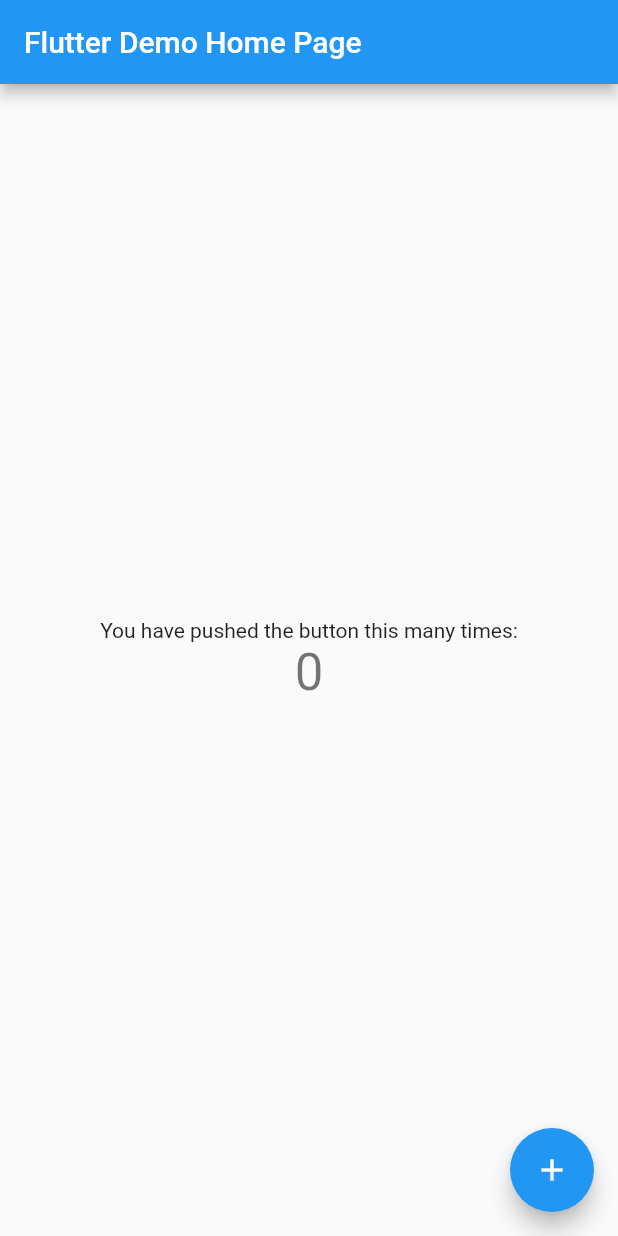
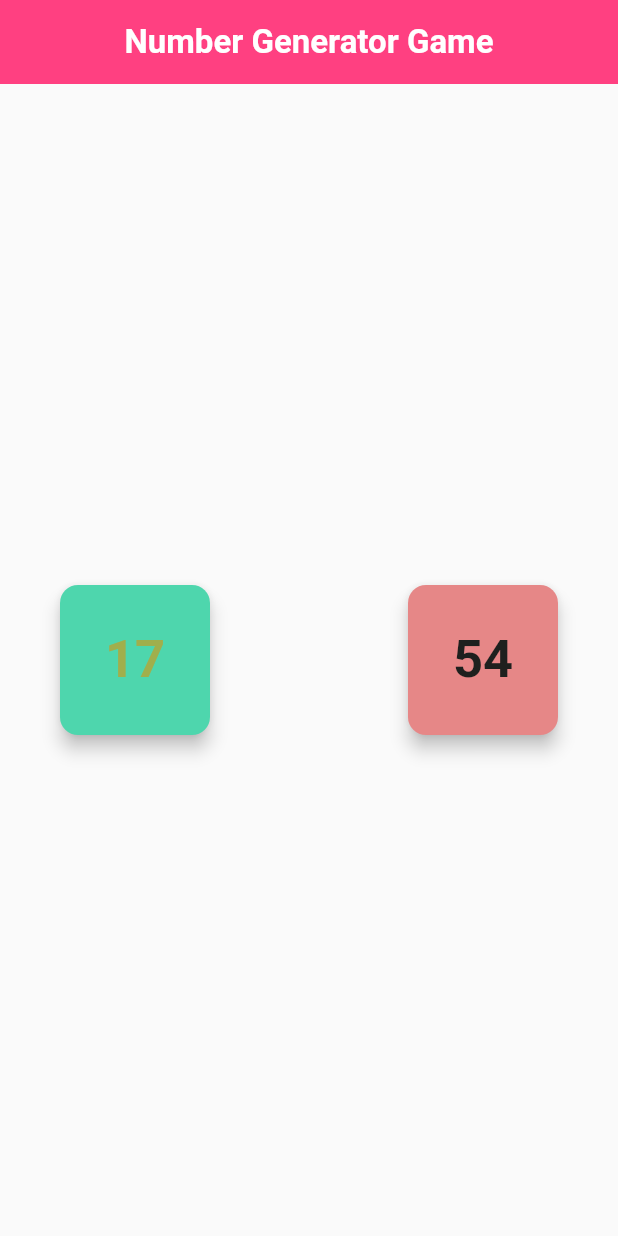
Before and after one commit to singhaarati/lab4, a Flutter app: the screen it shows after launch, on a phone screen of 412 x 824 dp. Run offline on Flutter 3.47's test engine with Material 2 defaults, Android fonts, the phone set to English and light mode, and no system bars.

Commit message:
lab 4 completed

```diff
--- a/lib/view/app.dart
+++ b/lib/app.dart
@@ -1,5 +1,5 @@
 import 'package:flutter/material.dart';
-import 'package:number_generator_app/view/number_generator_view.dart';
+import 'view/number_generator.dart';
 
 
 class App extends StatelessWidget {
--- a/lib/main.dart
+++ b/lib/main.dart
@@ -1,115 +1,12 @@
+
 import 'package:flutter/material.dart';
 
-void main() {
-  runApp(const MyApp());
+import 'app.dart';
+
+
+void main(){
+  runApp(
+    const App(),
+
+  );
 }
-
-class MyApp extends StatelessWidget {
-  const MyApp({super.key});
-
-  // This widget is the root of your application.
-  @override
-  Widget build(BuildContext context) {
-    return MaterialApp(
-      title: 'Flutter Demo',
-      theme: ThemeData(
-        // This is the theme of your application.
-        //
-        // Try running your application with "flutter run". You'll see the
-        // application has a blue toolbar. Then, without quitting the app, try
-        // changing the primarySwatch below to Colors.green and then invoke
-        // "hot reload" (press "r" in the console where you ran "flutter run",
-        // or simply save your changes to "hot reload" in a Flutter IDE).
-        // Notice that the counter didn't reset back to zero; the application
-        // is not restarted.
-        primarySwatch: Colors.blue,
-      ),
-      home: const MyHomePage(title: 'Flutter Demo Home Page'),
-    );
-  }
-}
-
-class MyHomePage extends StatefulWidget {
-  const MyHomePage({super.key, required this.title});
-
-  // This widget is the home page of your application. It is stateful, meaning
-  // that it has a State object (defined below) that contains fields that affect
-  // how it looks.
-
-  // This class is the configuration for the state. It holds the values (in this
-  // case the title) provided by the parent (in this case the App widget) and
-  // used by the build method of the State. Fields in a Widget subclass are
-  // always marked "final".
-
-  final String title;
-
-  @override
-  State<MyHomePage> createState() => _MyHomePageState();
-}
-
-class _MyHomePageState extends State<MyHomePage> {
-  int _counter = 0;
-
-  void _incrementCounter() {
-    setState(() {
-      // This call to setState tells the Flutter framework that something has
-      // changed in this State, which causes it to rerun the build method below
-      // so that the display can reflect the updated values. If we changed
-      // _counter without calling setState(), then the build method would not be
-      // called again, and so nothing would appear to happen.
-      _counter++;
-    });
-  }
-
-  @override
-  Widget build(BuildContext context) {
-    // This method is rerun every time setState is called, for instance as done
-    // by the _incrementCounter method above.
-    //
-    // The Flutter framework has been optimized to make rerunning build methods
-    // fast, so that you can just rebuild anything that needs updating rather
-    // than having to individually change instances of widgets.
-    return Scaffold(
-      appBar: AppBar(
-        // Here we take the value from the MyHomePage object that was created by
-        // the App.build method, and use it to set our appbar title.
-        title: Text(widget.title),
-      ),
-      body: Center(
-        // Center is a layout widget. It takes a single child and positions it
-        // in the middle of the parent.
-        child: Column(
-          // Column is also a layout widget. It takes a list of children and
-          // arranges them vertically. By default, it sizes itself to fit its
-          // children horizontally, and tries to be as tall as its parent.
-          //
-          // Invoke "debug painting" (press "p" in the console, choose the
-          // "Toggle Debug Paint" action from the Flutter Inspector in Android
-          // Studio, or the "Toggle Debug Paint" command in Visual Studio Code)
-          // to see the wireframe for each widget.
-          //
-          // Column has various properties to control how it sizes itself and
-          // how it positions its children. Here we use mainAxisAlignment to
-          // center the children vertically; the main axis here is the vertical
-          // axis because Columns are vertical (the cross axis would be
-          // horizontal).
-          mainAxisAlignment: MainAxisAlignment.center,
-          children: <Widget>[
-            const Text(
-              'You have pushed the button this many times:',
-            ),
-            Text(
-              '$_counter',
-              style: Theme.of(context).textTheme.headlineMedium,
-            ),
-          ],
-        ),
-      ),
-      floatingActionButton: FloatingActionButton(
-        onPressed: _incrementCounter,
-        tooltip: 'Increment',
-        child: const Icon(Icons.add),
-      ), // This trailing comma makes auto-formatting nicer for build methods.
-    );
-  }
-}
--- a/lib/view/main.dart
+++ /dev/null
@@ -1,12 +0,0 @@
-
-import 'package:flutter/material.dart';
-
-import 'app.dart';
-
-
-void main(){
-  runApp(
-    const App(),
-
-  );
-}
--- /dev/null
+++ b/lib/view/number_generator.dart
@@ -0,0 +1,228 @@
+import 'package:flutter/material.dart';
+
+import '../model/generate.dart';
+
+class NumberGeneratorView extends StatefulWidget {
+  const NumberGeneratorView({super.key});
+
+  @override
+  State<NumberGeneratorView> createState() => _NumberGeneratorViewState();
+}
+
+class _NumberGeneratorViewState extends State<NumberGeneratorView> {
+  bool showResultWidget = false;
+
+  NumberGenerator numberGenerator = NumberGenerator();
+
+  int questionNumCounter = 0;
+
+  final int questionLimit = 10;
+
+  late int firstNumber;
+  late int secondNumber;
+  late List<int> numList;
+
+// run this when the widget is invoked
+  @override
+  void initState() {
+    super.initState();
+    // numberGenerator = NumberGenerator();
+    getNumbers();
+  }
+
+  void getNumbers() {
+    // get a list of two different numbers
+    numList = numberGenerator.getNumbers;
+    // get each number and  change UI as well
+    setState(() {
+      firstNumber = numList[0];
+      secondNumber = numList[1];
+    });
+  }
+
+  void submitUserAnswer({required int userSubmitAnswer}) {
+    questionNumCounter++;
+
+    if (isComplete()) showResultWidget = true;
+    numberGenerator.checkUserAnswer(userAnswer: userSubmitAnswer);
+    // again, get new numbers by calling _getNumber method
+    getNumbers();
+  }
+
+  bool isComplete() => questionNumCounter >= questionLimit;
+
+  void reset() {
+    // reset result
+    numberGenerator.resetResult();
+
+    // reset UI
+    showResultWidget = false;
+    questionNumCounter = 0;
+    getNumbers();
+  }
+
+  @override
+  Widget build(BuildContext context) {
+    return Scaffold(
+      appBar: AppBar(
+        title: const Text(
+          'Number Generator Game',
+          style: TextStyle(fontSize: 22, fontWeight: FontWeight.bold),
+        ),
+        centerTitle: true,
+        elevation: 0.0,
+        backgroundColor: Colors.pinkAccent,
+      ),
+      body: SafeArea(
+        child: Padding(
+          padding: const EdgeInsets.all(40.0),
+          child: Column(
+            mainAxisAlignment: MainAxisAlignment.center,
+            children: [
+              Row(
+                mainAxisAlignment: MainAxisAlignment.spaceBetween,
+                children: [
+                  SizedBox(
+                    height: 100,
+                    width: 100,
+                    child: ElevatedButton(
+                      // disable button if the question limit is met
+                      onPressed: isComplete()
+                          ? null
+                          : () {
+                              submitUserAnswer(userSubmitAnswer: firstNumber);
+                            },
+                      style: ElevatedButton.styleFrom(
+                          backgroundColor:
+                              const Color.fromARGB(255, 78, 214, 173),
+                          elevation: 5.0,
+                          shape: RoundedRectangleBorder(
+                            borderRadius: BorderRadius.circular(12.0),
+                          )),
+                      child: Text(
+                        firstNumber.toString(),
+                        style: const TextStyle(
+                            fontSize: 35,
+                            fontWeight: FontWeight.bold,
+                            color: Color.fromARGB(255, 160, 175, 76)),
+                      ),
+                    ),
+                  ),
+                  SizedBox(
+                    height: 100,
+                    width: 100,
+                    child: ElevatedButton(
+                      // disable button if the question limit is met
+                      onPressed: isComplete()
+                          ? null
+                          : () {
+                              submitUserAnswer(userSubmitAnswer: secondNumber);
+                            },
+                      style: ElevatedButton.styleFrom(
+                        backgroundColor:
+                            const Color.fromARGB(255, 230, 135, 135),
+                        elevation: 5.0,
+                        shape: RoundedRectangleBorder(
+                          borderRadius: BorderRadius.circular(12.0),
+                        ),
+                      ),
+                      child: Text(
+                        secondNumber.toString(),
+                        style: const TextStyle(
+                            fontSize: 35,
+                            fontWeight: FontWeight.bold,
+                            color: Color.fromARGB(255, 30, 32, 30)),
+                      ),
+                    ),
+                  ),
+                ],
+              ),
+              showResultWidget
+                  ? Column(
+                      children: [
+                        const SizedBox(
+                          height: 70.0,
+                        ),
+                        const Text(
+                          'RESULT',
+                          style: TextStyle(
+                            fontSize: 40,
+                            color: Color.fromARGB(255, 117, 186, 196),
+                            fontWeight: FontWeight.bold,
+                          ),
+                        ),
+                        const SizedBox(
+                          height: 16.0,
+                        ),
+                        RichText(
+                          text: TextSpan(
+                            text: 'CORRECT ANSWER IS : ',
+                            style: const TextStyle(
+                                fontSize: 23,
+                                fontWeight: FontWeight.bold,
+                                color: Colors.cyan,
+                                fontStyle: FontStyle.italic),
+                            children: <TextSpan>[
+                              TextSpan(
+                                  text: '${numberGenerator.correctScore}',
+                                  style: const TextStyle(
+                                      fontWeight: FontWeight.bold,
+                                      fontSize: 45))
+                            ],
+                          ),
+                        ),
+                        const SizedBox(
+                          height: 16.0,
+                        ),
+                        RichText(
+                          text: TextSpan(
+                            text: 'Incorrect Answer: ',
+                            style: const TextStyle(
+                                fontSize: 23,
+                                fontWeight: FontWeight.bold,
+                                color: Colors.deepPurpleAccent,
+                                fontStyle: FontStyle.italic),
+                            children: <TextSpan>[
+                              TextSpan(
+                                  text: '${numberGenerator.incorrectScore}',
+                                  style: const TextStyle(
+                                      fontWeight: FontWeight.bold,
+                                      fontSize: 45))
+                            ],
+                          ),
+                        ),
+                        const SizedBox(
+                          height: 25.0,
+                        ),
+                        SizedBox(
+                          height: 60.0,
+                          width: double.infinity,
+                          child: ElevatedButton(
+                            onPressed: () {
+                              // reset UI and counter
+                              reset();
+                            },
+                            style: ElevatedButton.styleFrom(
+                                backgroundColor: Colors.yellow,
+                                shape: RoundedRectangleBorder(
+                                  borderRadius: BorderRadius.circular(12.0),
+                                )),
+                            child: const Text(
+                              'Reset',
+                              style: TextStyle(
+                                  color: Colors.brown,
+                                  fontSize: 25,
+                                  fontWeight: FontWeight.bold),
+                            ),
+                          ),
+                        )
+                      ],
+                    )
+                  : Container()
+            ],
+          ),
+        ),
+      ),
+    );
+  }
+}
```
Also changed, not shown: 1 other file.
